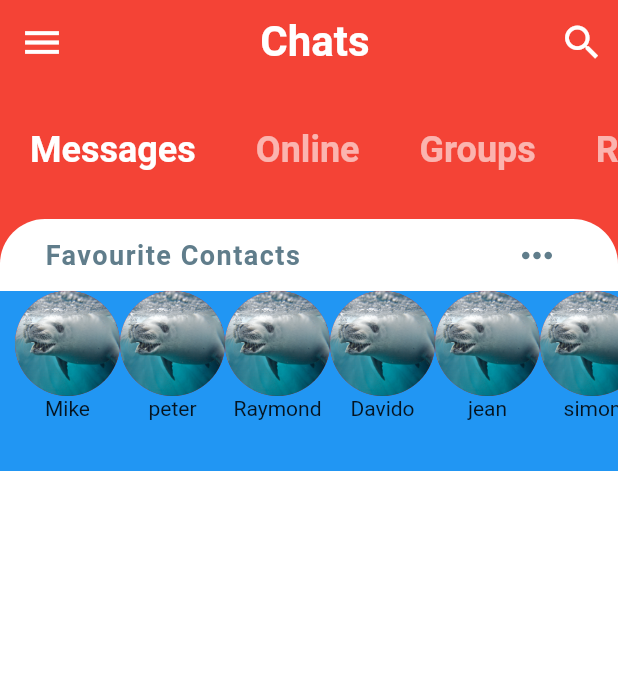
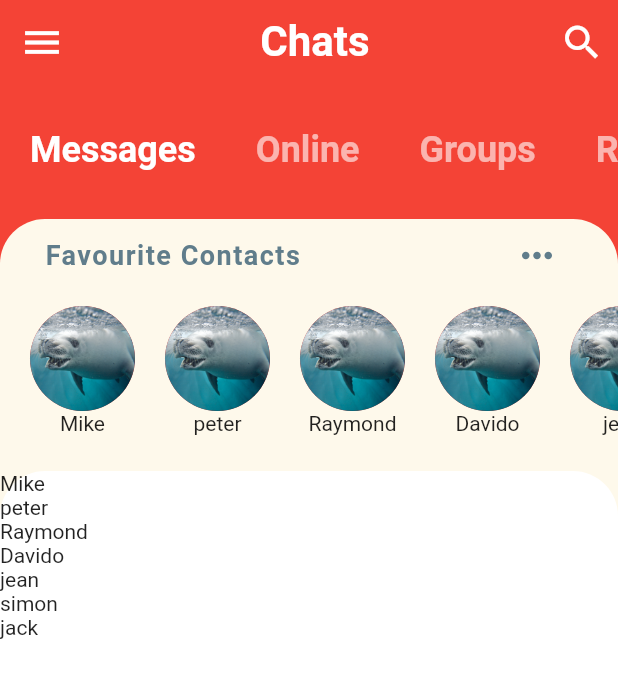
Before and after one commit to okothvientrevor/ideal-winner, a Flutter app: the screen it shows after launch, on a phone screen of 412 x 824 dp. Shown: the top 678 px of the screen. Run offline on Flutter 3.47's test engine with Material 2 defaults, Android fonts, the phone set to English and light mode, and no system bars.

Commit message:
created recent chats

```diff
--- a/lib/Widgets/favorite_contacts.dart
+++ b/lib/Widgets/favorite_contacts.dart
@@ -32,20 +32,25 @@ class FavoriteContacts extends StatelessWidget {
           ),
         ),
         Container(
+            //showing favorite contacts
             height: 120.0,
-            color: Colors.blue,
+            color: Color(0xFFFEF9EB),
             child: ListView.builder(
               padding: EdgeInsets.only(left: 10.0),
               scrollDirection: Axis.horizontal,
               itemCount: favorites.length,
               itemBuilder: (BuildContext context, int index) {
-                return Column(
-                  children: [
-                    CircleAvatar(
-                        radius: 35.0,
-                        backgroundImage: AssetImage(favorites[index].imageUrl)),
-                    Text(favorites[index].name),
-                  ],
+                return Padding(
+                  padding: const EdgeInsets.all(10.0),
+                  child: Column(
+                    children: [
+                      CircleAvatar(
+                          radius: 35.0,
+                          backgroundImage:
+                              AssetImage(favorites[index].imageUrl)),
+                      Text(favorites[index].name),
+                    ],
+                  ),
                 );
               },
             ))
--- /dev/null
+++ b/lib/Widgets/recent_chats.dart
@@ -0,0 +1,31 @@
+// ignore_for_file: prefer_const_constructors
+
+import 'package:chatui/models/message_model.dart';
+import 'package:flutter/material.dart';
+
+class RecentChats extends StatefulWidget {
+  const RecentChats({Key? key}) : super(key: key);
+
+  @override
+  _RecentChatsState createState() => _RecentChatsState();
+}
+
+class _RecentChatsState extends State<RecentChats> {
+  @override
+  Widget build(BuildContext context) {
+    return Expanded(
+      child: Container(
+        decoration: BoxDecoration(
+            color: Colors.white,
+            borderRadius: BorderRadius.only(
+                topLeft: Radius.circular(30.0),
+                topRight: Radius.circular(30.0))),
+        child: ListView.builder(
+            itemCount: chats.length,
+            itemBuilder: (BuildContext context, int index) {
+              return Text(chats[index].sender.name);
+            }),
+      ),
+    );
+  }
+}
--- a/lib/home_page.dart
+++ b/lib/home_page.dart
@@ -1,10 +1,12 @@
 // ignore_for_file: prefer_const_constructors, prefer_const_literals_to_create_immutables, duplicate_ignore
 
 // ignore: prefer_const_literals_to_create_immutables
+import 'package:chatui/Widgets/recent_chats.dart';
 import 'package:flutter/material.dart';
 
 import 'Widgets/category_selector.dart';
 import 'Widgets/favorite_contacts.dart';
+import 'models/message_model.dart';
 
 class HomePage extends StatelessWidget {
   const HomePage({Key? key}) : super(key: key);
@@ -43,14 +45,12 @@ class HomePage extends StatelessWidget {
           Expanded(
             child: Container(
               decoration: BoxDecoration(
-                  color: Colors.white,
+                  color: Color(0xFFFEF9EB),
                   borderRadius: BorderRadius.only(
                       topLeft: Radius.circular(30.0),
                       topRight: Radius.circular(30.0))),
               child: Column(
-                children: <Widget>[
-                  FavoriteContacts(),
-                ],
+                children: <Widget>[FavoriteContacts(), RecentChats()],
               ),
             ),
           )
--- a/lib/models/message_model.dart
+++ b/lib/models/message_model.dart
@@ -16,7 +16,7 @@ class Message {
     required this.isLiked,
     required this.unread,
 
-  })
+  }){}
 }
 //YOU - Current user
 final User currentUser = User(
```
